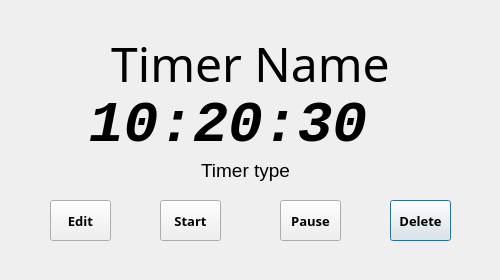
First picture: the form in lab2/lab2-qt/showtimer.ui, repository Megarekrut65/OOP-labs, before the edit.
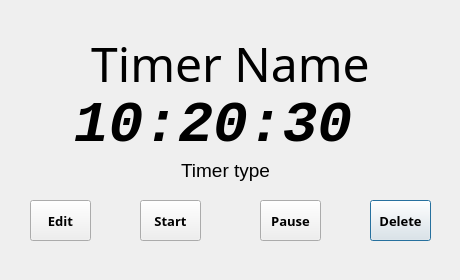
Second picture: the form after the edit.

What changed in the file:
```diff
--- a/lab2/lab2-qt/showtimer.ui
+++ b/lab2/lab2-qt/showtimer.ui
@@ -6,7 +6,7 @@
    <rect>
     <x>0</x>
     <y>0</y>
-    <width>500</width>
+    <width>460</width>
     <height>280</height>
    </rect>
   </property>
@@ -18,13 +18,13 @@
   </property>
   <property name="minimumSize">
    <size>
-    <width>500</width>
+    <width>460</width>
     <height>280</height>
    </size>
   </property>
   <property name="maximumSize">
    <size>
-    <width>500</width>
+    <width>460</width>
     <height>280</height>
    </size>
   </property>
@@ -37,7 +37,7 @@
    </property>
    <property name="geometry">
     <rect>
-     <x>390</x>
+     <x>370</x>
      <y>200</y>
      <width>61</width>
      <height>41</height>
@@ -64,7 +64,7 @@
    </property>
    <property name="geometry">
     <rect>
-     <x>50</x>
+     <x>30</x>
      <y>200</y>
      <width>61</width>
      <height>41</height>
@@ -91,7 +91,7 @@
    </property>
    <property name="geometry">
     <rect>
-     <x>280</x>
+     <x>260</x>
      <y>200</y>
      <width>61</width>
      <height>41</height>
@@ -115,9 +115,9 @@
   <widget class="QLabel" name="lblTimer">
    <property name="geometry">
     <rect>
-     <x>10</x>
+     <x>30</x>
      <y>90</y>
-     <width>471</width>
+     <width>401</width>
      <height>71</height>
     </rect>
    </property>
@@ -150,7 +150,7 @@
    </property>
    <property name="geometry">
     <rect>
-     <x>160</x>
+     <x>140</x>
      <y>200</y>
      <width>61</width>
      <height>41</height>
@@ -174,9 +174,9 @@
   <widget class="QLabel" name="lblTimerName">
    <property name="geometry">
     <rect>
-     <x>10</x>
+     <x>30</x>
      <y>30</y>
-     <width>481</width>
+     <width>401</width>
      <height>61</height>
     </rect>
    </property>
@@ -220,7 +220,7 @@
   <widget class="QLabel" name="lblType">
    <property name="geometry">
     <rect>
-     <x>190</x>
+     <x>170</x>
      <y>160</y>
      <width>111</width>
      <height>21</height>
```
